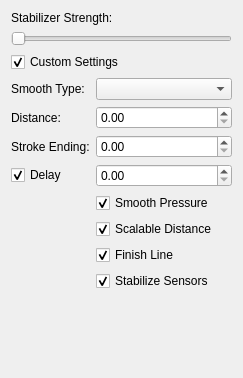
Qt form libs/ui/forms/wdgfreehandbrushoptions.ui (KDE/krita) before a commit.
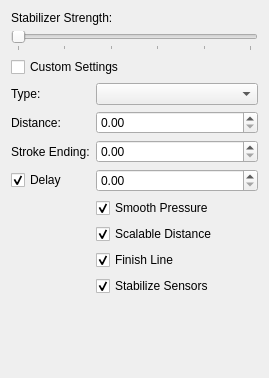
The same form after that commit.

Commit message: Hook up most of the UI file to the stabilizer settings

Patch:
```diff
--- a/libs/ui/forms/wdgfreehandbrushoptions.ui
+++ b/libs/ui/forms/wdgfreehandbrushoptions.ui
@@ -6,7 +6,7 @@
    <rect>
     <x>0</x>
     <y>0</y>
-    <width>243</width>
+    <width>269</width>
     <height>378</height>
    </rect>
   </property>
@@ -21,10 +21,16 @@
       </widget>
      </item>
      <item>
-      <widget class="QSlider" name="horizontalSlider">
+      <widget class="QSlider" name="stabilizerStrengthSlider">
+       <property name="maximum">
+        <number>5</number>
+       </property>
        <property name="orientation">
         <enum>Qt::Horizontal</enum>
        </property>
+       <property name="tickPosition">
+        <enum>QSlider::TicksBelow</enum>
+       </property>
       </widget>
      </item>
      <item>
@@ -33,7 +39,7 @@
         <string>Custom Settings</string>
        </property>
        <property name="checked">
-        <bool>true</bool>
+        <bool>false</bool>
        </property>
       </widget>
      </item>
@@ -110,7 +116,7 @@
         </sizepolicy>
        </property>
        <property name="text">
-        <string>Smooth Type:</string>
+        <string>Type:</string>
        </property>
       </widget>
      </item>
```
Left out of the diff: 24 changed lines with no effect on the pictures. The commit also changes 5 other files.
